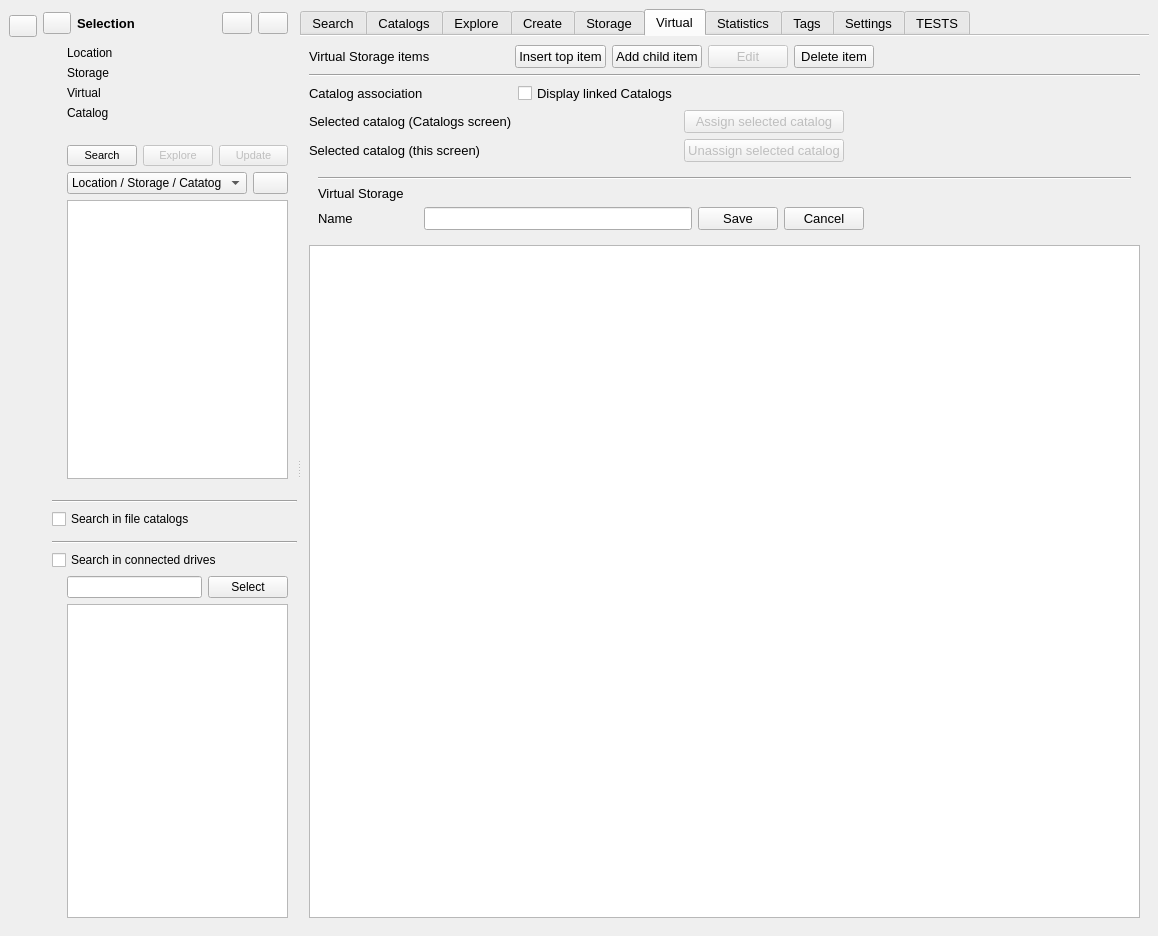
Qt form mainwindow.ui (StephaneCouturier/Katalog) before a commit.
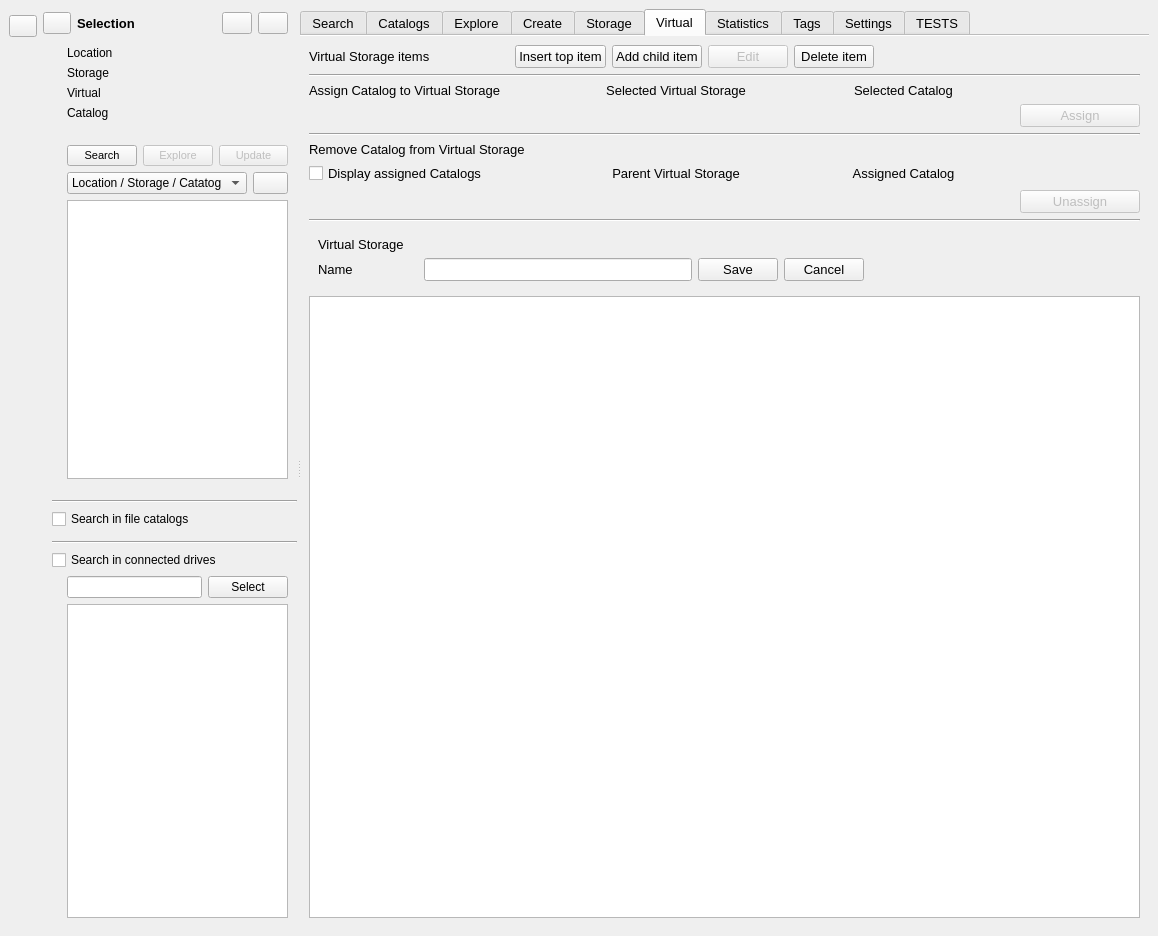
The same form after that commit. The open tabs and pages were chosen to show the change. Icons and pictures are not drawn. Custom widgets are drawn as their Qt base class.

```diff
--- a/mainwindow.ui
+++ b/mainwindow.ui
@@ -6823,54 +6823,86 @@
             </item>
             <item>
              <layout class="QGridLayout" name="gridLayout_5">
-              <item row="2" column="2">
-               <widget class="QPushButton" name="Virtual_pushButton_UnassignCatalog">
-                <property name="enabled">
-                 <bool>false</bool>
+              <item row="2" column="1">
+               <widget class="QLabel" name="Virtual_label_SelectedVirtualStorage">
+                <property name="font">
+                 <font>
+                  <pointsize>10</pointsize>
+                  <bold>true</bold>
+                 </font>
+                </property>
+                <property name="toolTip">
+                 <string extracomment="Select a Virtual Storage device from the tree here below"/>
                 </property>
                 <property name="text">
-                 <string>Unassign selected catalog</string>
+                 <string/>
                 </property>
-                <property name="icon">
-                 <iconset theme="document-new">
-                  <normaloff>.</normaloff>.</iconset>
+                <property name="alignment">
+                 <set>Qt::AlignCenter</set>
                 </property>
                </widget>
               </item>
-              <item row="1" column="0">
+              <item row="0" column="2">
                <widget class="QLabel" name="Virtual_label_SelectedCatalogLabel">
                 <property name="text">
-                 <string>Selected catalog (Catalogs screen)</string>
+                 <string>Selected Catalog</string>
+                </property>
+                <property name="alignment">
+                 <set>Qt::AlignCenter</set>
                 </property>
                </widget>
               </item>
-              <item row="1" column="1">
+              <item row="2" column="2">
                <widget class="QLabel" name="Virtual_label_SelectedCatalogDisplay">
+                <property name="font">
+                 <font>
+                  <pointsize>10</pointsize>
+                  <bold>true</bold>
+                 </font>
+                </property>
+                <property name="toolTip">
+                 <string extracomment="Select a Catalog from the Filters panel or the Catalogs screen"/>
+                </property>
                 <property name="text">
                  <string/>
                 </property>
+                <property name="alignment">
+                 <set>Qt::AlignCenter</set>
+                </property>
                </widget>
               </item>
               <item row="0" column="0">
                <widget class="QLabel" name="Virtual_label_CatalogAssociation">
                 <property name="minimumSize">
                  <size>
-                  <width>200</width>
+                  <width>250</width>
                   <height>0</height>
                  </size>
                 </property>
                 <property name="text">
-                 <string>Catalog association</string>
+                 <string>Assign Catalog to Virtual Storage</string>
                 </property>
                </widget>
               </item>
-              <item row="1" column="2">
+              <item row="2" column="3">
                <widget class="QPushButton" name="Virtual_pushButton_AssignCatalog">
                 <property name="enabled">
                  <bool>false</bool>
                 </property>
+                <property name="minimumSize">
+                 <size>
+                  <width>120</width>
+                  <height>0</height>
+                 </size>
+                </property>
+                <property name="maximumSize">
+                 <size>
+                  <width>120</width>
+                  <height>16777215</height>
+                 </size>
+                </property>
                 <property name="text">
-                 <string>Assign selected catalog</string>
+                 <string>Assign</string>
                 </property>
                 <property name="icon">
                  <iconset theme="document-new">
@@ -6879,54 +6911,160 @@
                </widget>
               </item>
               <item row="0" column="1">
+               <widget class="QLabel" name="Virtual_label_CatalogAssociation_2">
+                <property name="minimumSize">
+                 <size>
+                  <width>200</width>
+                  <height>0</height>
+                 </size>
+                </property>
+                <property name="toolTip">
+                 <string extracomment="Select a Virtual Storage device from the tree here below"/>
+                </property>
+                <property name="text">
+                 <string>Selected Virtual Storage</string>
+                </property>
+                <property name="alignment">
+                 <set>Qt::AlignCenter</set>
+                </property>
+               </widget>
+              </item>
+             </layout>
+            </item>
+            <item>
+             <widget class="Line" name="Virtual_line_5">
+              <property name="orientation">
+               <enum>Qt::Horizontal</enum>
+              </property>
+             </widget>
+            </item>
+            <item>
+             <layout class="QGridLayout" name="gridLayout_28">
+              <item row="1" column="2">
+               <widget class="QLabel" name="Virtual_label_SelectedCatalogLabel_4">
+                <property name="toolTip">
+                 <string extracomment="Select a Catalog from the tree here below"/>
+                </property>
+                <property name="text">
+                 <string>Assigned Catalog</string>
+                </property>
+                <property name="alignment">
+                 <set>Qt::AlignCenter</set>
+                </property>
+               </widget>
+              </item>
+              <item row="2" column="4">
+               <widget class="QPushButton" name="Virtual_pushButton_UnassignCatalog">
+                <property name="enabled">
+                 <bool>false</bool>
+                </property>
+                <property name="minimumSize">
+                 <size>
+                  <width>120</width>
+                  <height>0</height>
+                 </size>
+                </property>
+                <property name="maximumSize">
+                 <size>
+                  <width>120</width>
+                  <height>16777215</height>
+                 </size>
+                </property>
+                <property name="text">
+                 <string>Unassign</string>
+                </property>
+                <property name="icon">
+                 <iconset theme="edit-cut">
+                  <normaloff>.</normaloff>.</iconset>
+                </property>
+               </widget>
+              </item>
+              <item row="0" column="0">
+               <widget class="QLabel" name="Virtual_label_CatalogAssociation_10">
+                <property name="minimumSize">
+                 <size>
+                  <width>250</width>
+                  <height>0</height>
+                 </size>
+                </property>
+                <property name="text">
+                 <string>Remove Catalog from Virtual Storage</string>
+                </property>
+               </widget>
+              </item>
+              <item row="1" column="0">
                <widget class="QCheckBox" name="Virtual_checkBox_DisplayCatalogs">
                 <property name="text">
-                 <string>Display linked Catalogs</string>
+                 <string>Display assigned Catalogs</string>
                 </property>
                 <property name="checked">
                  <bool>false</bool>
                 </property>
                </widget>
               </item>
-              <item row="2" column="0">
-               <widget class="QLabel" name="Virtual_label_SelectedAssignedCatalogLabel">
-                <property name="text">
-                 <string>Selected catalog (this screen)</string>
-                </property>
-               </widget>
-              </item>
-              <item row="2" column="1">
+              <item row="2" column="2">
                <widget class="QLabel" name="Virtual_label_SelectedAssignedCatalogDisplay">
+                <property name="font">
+                 <font>
+                  <pointsize>10</pointsize>
+                  <bold>true</bold>
+                 </font>
+                </property>
+                <property name="toolTip">
+                 <string extracomment="Select a Catalog from the tree here below"/>
+                </property>
                 <property name="text">
                  <string/>
                 </property>
+                <property name="alignment">
+                 <set>Qt::AlignCenter</set>
+                </property>
                </widget>
               </item>
-              <item row="1" column="3">
-               <spacer name="Virtual_horizontalSpacer_3">
-                <property name="orientation">
-                 <enum>Qt::Horizontal</enum>
+              <item row="2" column="1">
+               <widget class="QLabel" name="Virtual_label_SelectedVirtualStorageParent">
+                <property name="font">
+                 <font>
+                  <pointsize>10</pointsize>
+                  <bold>true</bold>
+                 </font>
                 </property>
-                <property name="sizeHint" stdset="0">
+                <property name="text">
+                 <string/>
+                </property>
+                <property name="alignment">
+                 <set>Qt::AlignCenter</set>
+                </property>
+               </widget>
+              </item>
+              <item row="1" column="1">
+               <widget class="QLabel" name="Virtual_label_CatalogAssociation_11">
+                <property name="minimumSize">
                  <size>
-                  <width>40</width>
-                  <height>20</height>
+                  <width>200</width>
+                  <height>0</height>
                  </size>
                 </property>
-               </spacer>
+                <property name="text">
+                 <string>Parent Virtual Storage</string>
+                </property>
+                <property name="alignment">
+                 <set>Qt::AlignCenter</set>
+                </property>
+               </widget>
               </item>
              </layout>
             </item>
+            <item>
+             <widget class="Line" name="Virtual_line">
+              <property name="orientation">
+               <enum>Qt::Horizontal</enum>
+              </property>
+             </widget>
+            </item>
             <item>
              <widget class="QWidget" name="Virtual_widget_Edit" native="true">
               <layout class="QVBoxLayout" name="verticalLayout_21">
-               <item>
-                <widget class="Line" name="Virtual_line">
-                 <property name="orientation">
-                  <enum>Qt::Horizontal</enum>
-                 </property>
-                </widget>
-               </item>
                <item>
                 <widget class="QLabel" name="Virtual_label_ItemEdition">
                  <property name="text">
```
Left out of the diff: 6 changed lines with no effect on the pictures.
